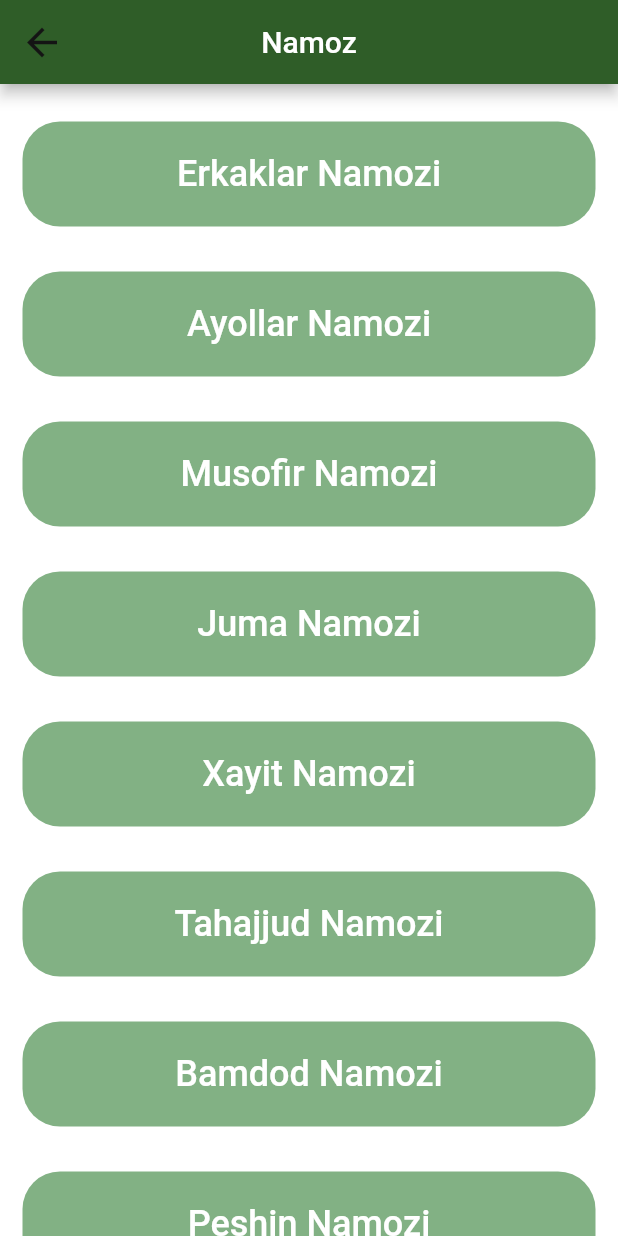
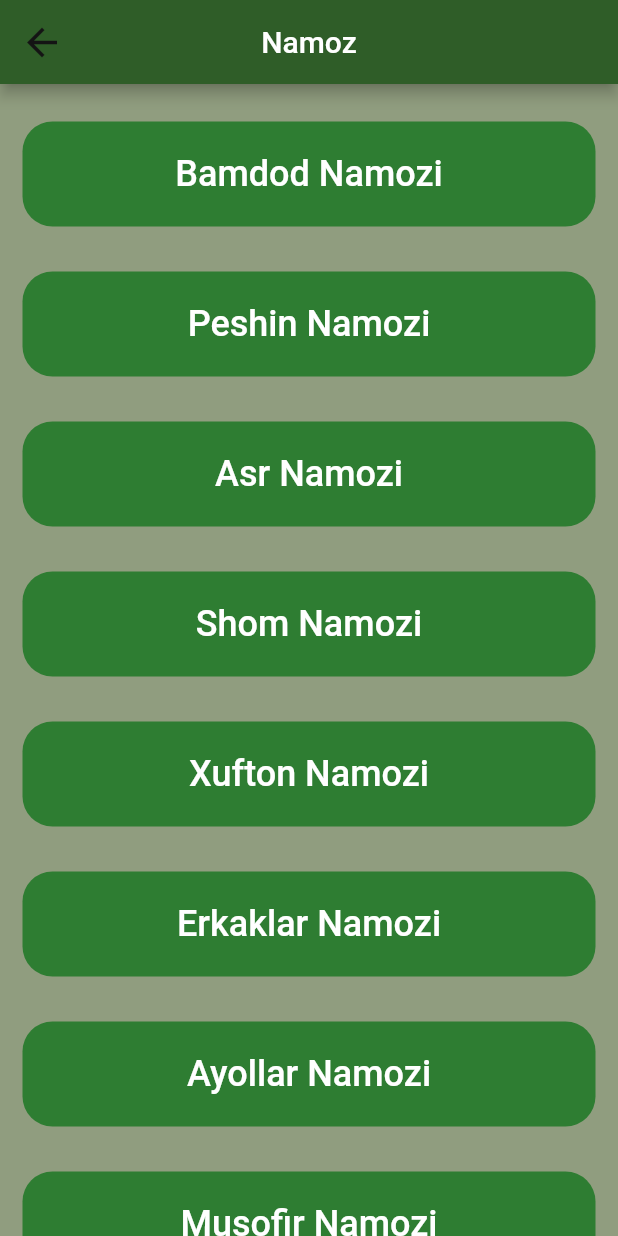
Before and after one commit to Boburbek6010/iyman_uz, a Flutter app: the NamozScreen screen opened by its route, on a phone screen of 412 x 824 dp. Run offline on Flutter 3.47's test engine with Material 2 defaults, Android fonts, the phone set to English and light mode, and no system bars; our stand-ins replace animated_text_kit, easy_localization, flutter_neumorphic, shared_preferences; accounts and stored records are empty.

Commit message:
Boburbek 5-commit, categoriy togirlandi

```diff
--- a/lib/features/namoz/presentation/screens/namoz_screen.dart
+++ b/lib/features/namoz/presentation/screens/namoz_screen.dart
@@ -27,22 +27,22 @@ class NamozScreen extends StatelessWidget {
           ),
         ),
       ),
-      backgroundColor: AppColors.backgroundColorIntroPage,
+      backgroundColor: const Color(0xff909d7f),
       body: ListView(
         physics: const BouncingScrollPhysics(),
         children:  const [
           SizedBox(height: 10),
+          NamozCategoryView(text: "Bamdod Namozi"),
+          NamozCategoryView(text: "Peshin Namozi"),
+          NamozCategoryView(text: "Asr Namozi"),
+          NamozCategoryView(text: "Shom Namozi"),
+          NamozCategoryView(text: "Xufton Namozi"),
           NamozCategoryView(text: "Erkaklar Namozi"),
           NamozCategoryView(text: "Ayollar Namozi"),
           NamozCategoryView(text: "Musofir Namozi"),
           NamozCategoryView(text: "Juma Namozi"),
           NamozCategoryView(text: "Xayit Namozi"),
           NamozCategoryView(text: "Tahajjud Namozi"),
-          NamozCategoryView(text: "Bamdod Namozi"),
-          NamozCategoryView(text: "Peshin Namozi"),
-          NamozCategoryView(text: "Asr Namozi"),
-          NamozCategoryView(text: "Shom Namozi"),
-          NamozCategoryView(text: "Xufton Namozi"),
           NamozCategoryView(text: "Qazo Namozi"),
           NamozCategoryView(text: "Namoz Farzlari"),
           NamozCategoryView(text: "Namoz Sunnatlari"),
--- a/lib/features/namoz/presentation/widgets/category_widget.dart
+++ b/lib/features/namoz/presentation/widgets/category_widget.dart
@@ -8,26 +8,25 @@ class NamozCategoryView extends StatelessWidget {
 
   @override
   Widget build(BuildContext context) {
-    return  Column(
-      children: [
-         Container(
+    return  Container(
      margin: const EdgeInsets.all(15),
-          padding: const EdgeInsets.all(18),
      width: double.infinity,
      height: 70,
      decoration: BoxDecoration(
-           borderRadius: BorderRadius.circular(25),
-           color: Colors.green.shade800.withOpacity(0.6),
+      borderRadius: BorderRadius.circular(20),
+      color: Colors.green.shade800,
     ),
     child: MaterialButton(
+      shape: RoundedRectangleBorder(
+        borderRadius: BorderRadius.circular(20)
+      ),
+      padding: EdgeInsets.zero,
       onPressed: (() {}),
       child: Text(
           text,
         style: ThemeService.categoryTextStyle,
       ),
     )
-         )
-      ],
     );
   }
 }
```
Lines whose indentation alone changed are shown as unchanged.
